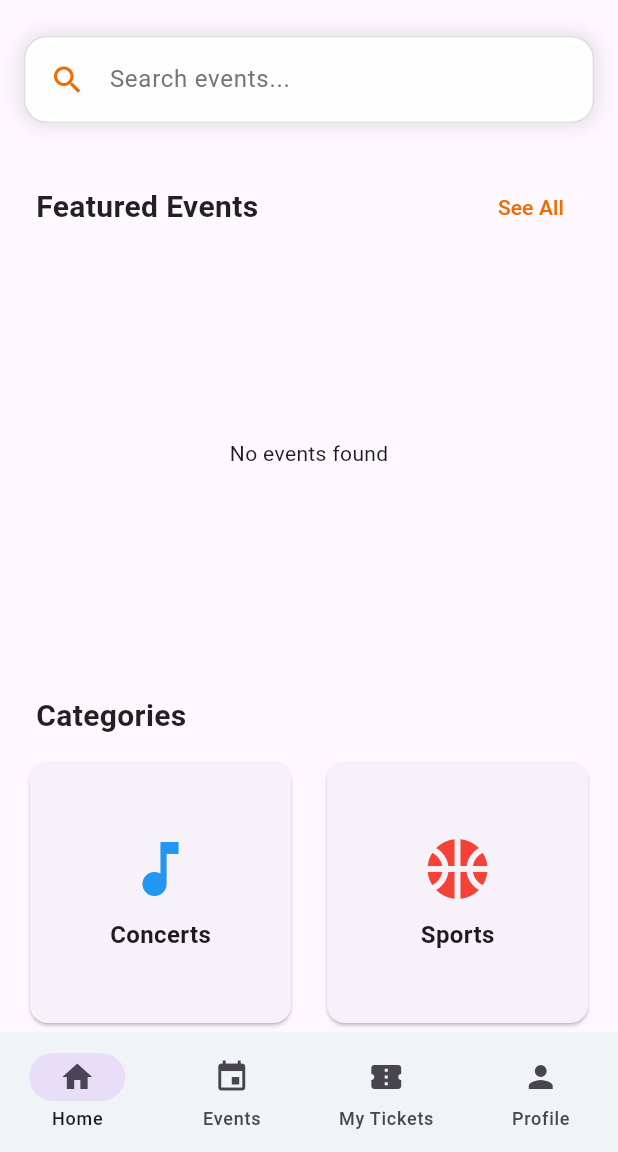
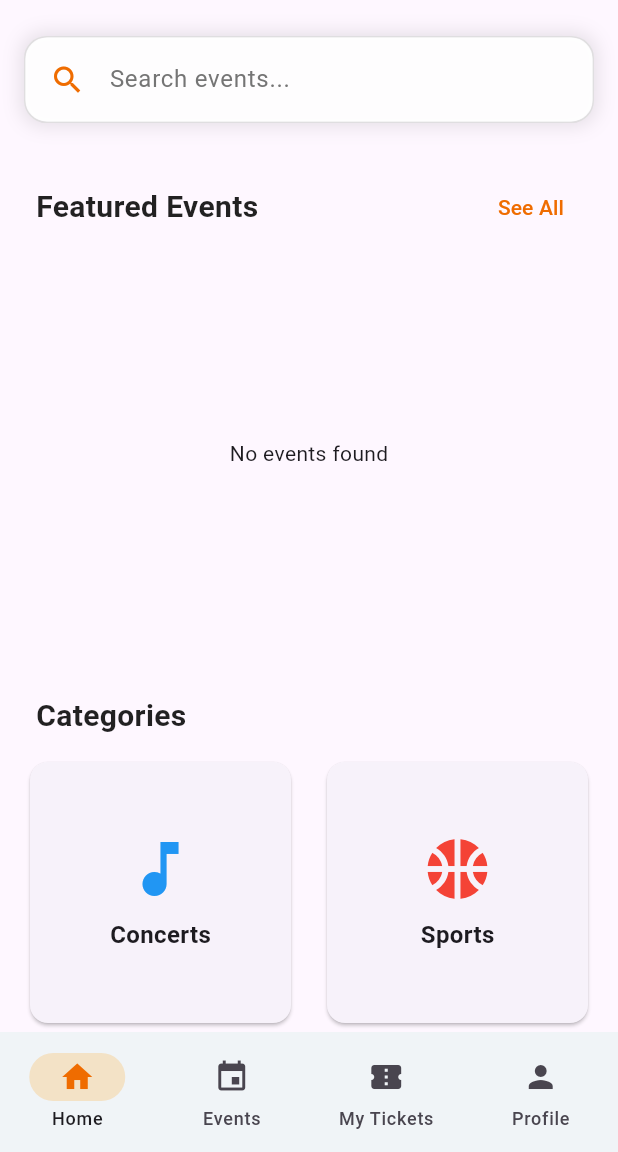
Before and after one commit to giulionyakunga/tiketi_mkononi, a Flutter app: the MainScreen screen opened by its route, on a phone screen of 412 x 824 dp, the part 84-1236 px from its top. Run offline on Flutter 3.47's test engine with Material 3 defaults, Android fonts, the phone set to English and light mode, and no system bars; our stand-ins replace cached_network_image, flutter_riverpod, go_router, google_sign_in, image_picker, infinite_scroll_pagination and 8 more; missing offline and left inert: dart:html, excel, qr_code_scanner; accounts and stored records are empty; network calls fail.

Commit message:
Update main.dart

```diff
--- a/lib/main.dart
+++ b/lib/main.dart
@@ -1,3 +1,4 @@
+import 'package:flutter/foundation.dart';
 import 'package:flutter/material.dart';
 import 'package:flutter_riverpod/flutter_riverpod.dart';
 import 'package:shared_preferences/shared_preferences.dart';
@@ -72,7 +73,8 @@ class TiketiMkononiApp extends StatelessWidget {
     return MaterialApp.router(
       title: 'Tiketi Mkononi',
       theme: ThemeData(
-        primarySwatch: Colors.orange,
+        primarySwatch: Colors.orange, // Still use the full MaterialColor
+        primaryColor: Colors.orange[800], // But override the primary color
         useMaterial3: true,
       ),
       routerConfig: _router,
@@ -121,23 +123,30 @@ class _MainScreenState extends State<MainScreen> {
         selectedIndex: _selectedIndex,
         onDestinationSelected: (int index) {
           setState(() => _selectedIndex = index);
-          context.go(_routes[index]); // ✅ URL will update
+          if (kIsWeb) context.go(_routes[index]); // ✅ URL will update
         },
-        destinations: const [
+        // This makes the selected icon color change to orange
+        indicatorColor: Colors.orange.withOpacity(0.2), // Optional: adds an orange highlight
+        labelBehavior: NavigationDestinationLabelBehavior.alwaysShow, // Optional: always show labels
+        destinations: [
           NavigationDestination(
-            icon: Icon(Icons.home),
+            icon: Icon(Icons.home, color: _selectedIndex == 0 ?Colors.orange[800] : Colors.grey),
+            selectedIcon: Icon(Icons.home, color:Colors.orange[800]),
             label: 'Home',
           ),
           NavigationDestination(
             icon: Icon(Icons.event),
+            selectedIcon: Icon(Icons.event, color: Colors.orange[800]),
             label: 'Events',
           ),
           NavigationDestination(
             icon: Icon(Icons.confirmation_number),
+            selectedIcon: Icon(Icons.confirmation_number, color: Colors.orange[800]),
             label: 'My Tickets',
           ),
           NavigationDestination(
             icon: Icon(Icons.person),
+            selectedIcon: Icon(Icons.person, color: Colors.orange[800]),
             label: 'Profile',
           ),
         ],
```
